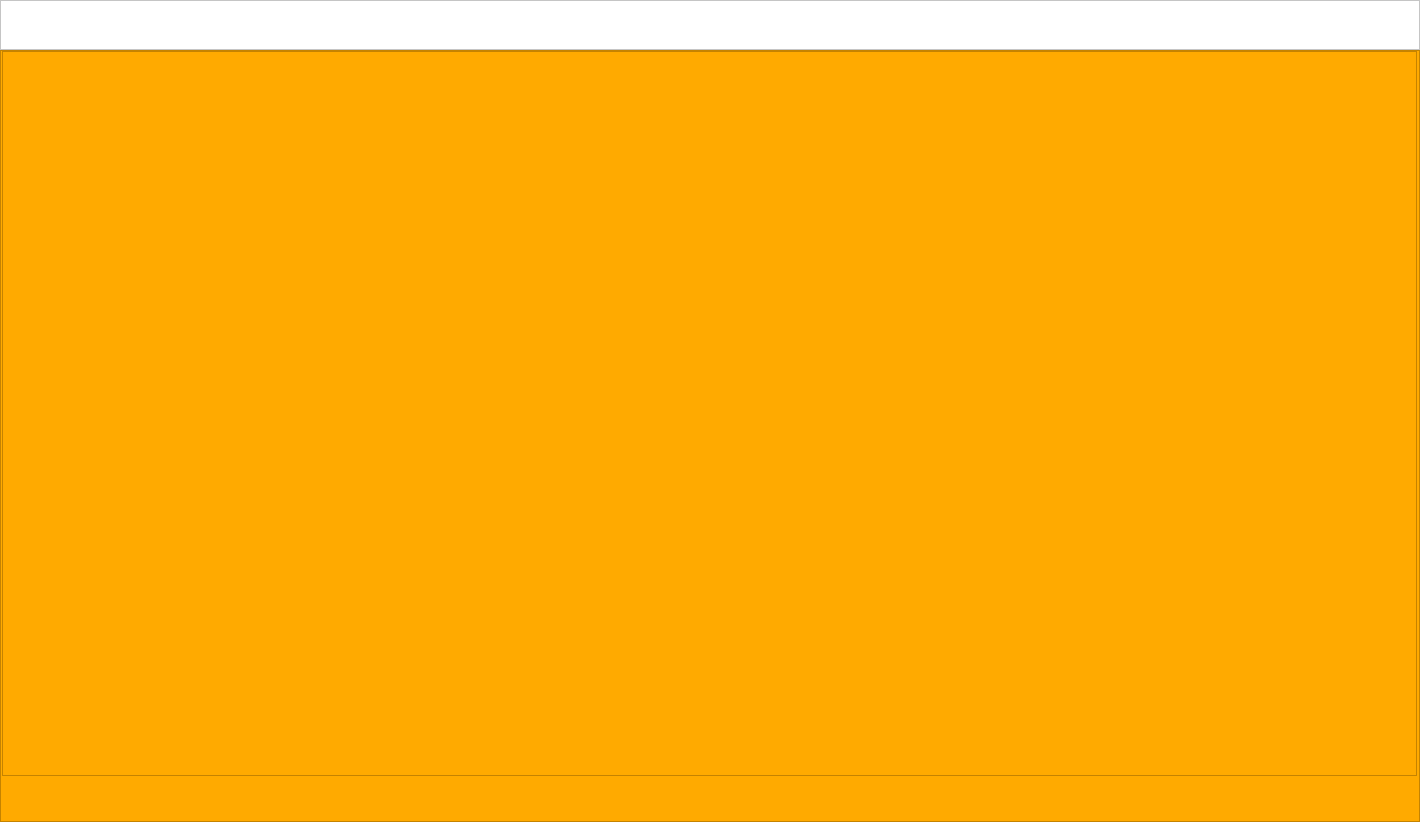
The window that ui/main.ui (medhatjachour/Ray) describes before a commit, drawn with Qt 5.
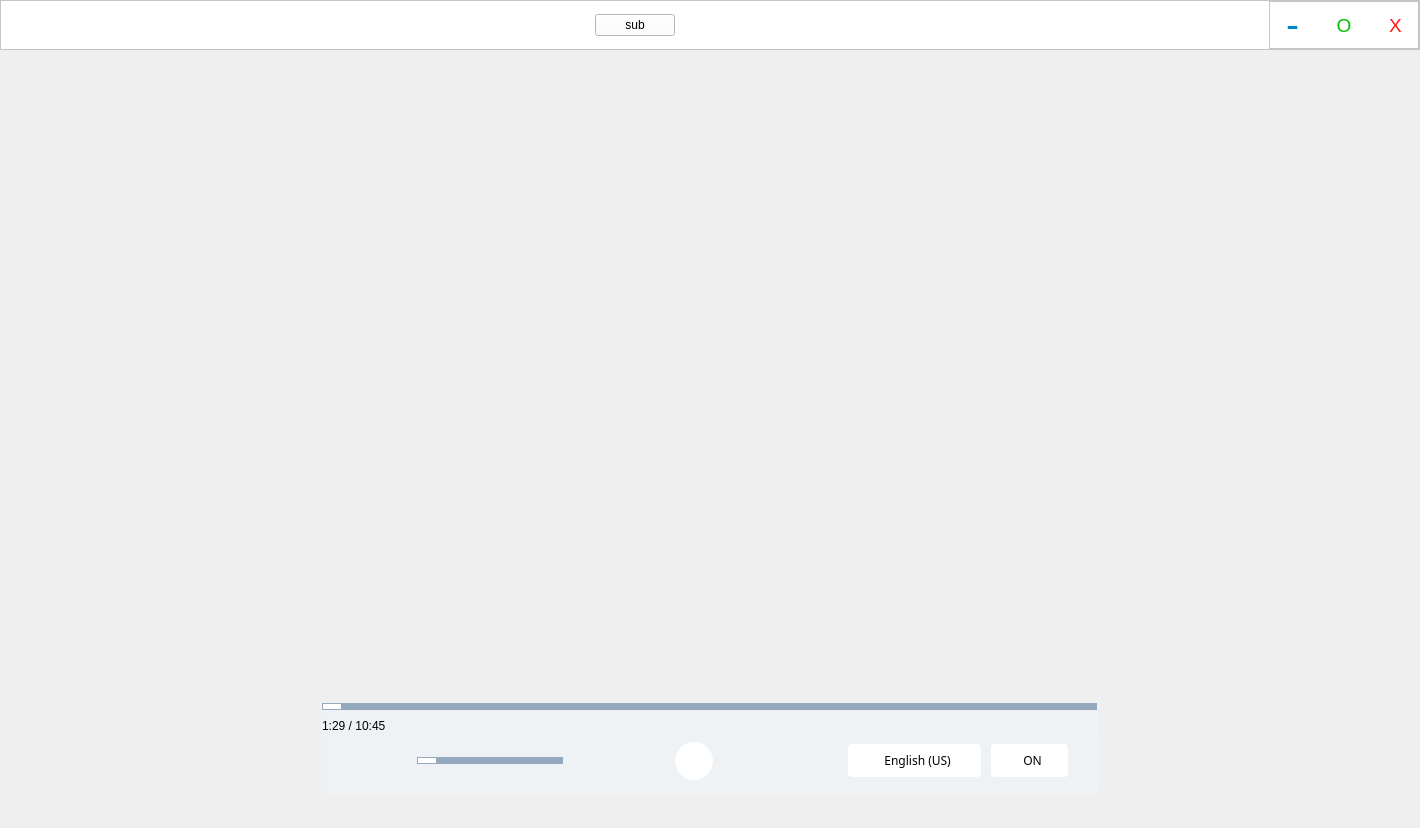
The same window after the commit. Icons and pictures are not drawn.

Diff of the .ui file:
```diff
--- a/ui/main.ui
+++ b/ui/main.ui
@@ -7,7 +7,7 @@
     <x>0</x>
     <y>0</y>
     <width>1420</width>
-    <height>822</height>
+    <height>828</height>
    </rect>
   </property>
   <property name="windowTitle">
@@ -47,17 +47,185 @@
       <property name="frameShadow">
        <enum>QFrame::Raised</enum>
       </property>
+      <layout class="QHBoxLayout" name="horizontalLayout_6">
+       <property name="spacing">
+        <number>0</number>
+       </property>
+       <property name="leftMargin">
+        <number>0</number>
+       </property>
+       <property name="topMargin">
+        <number>0</number>
+       </property>
+       <property name="rightMargin">
+        <number>0</number>
+       </property>
+       <property name="bottomMargin">
+        <number>0</number>
+       </property>
+       <item>
+        <widget class="QFrame" name="frame_35">
+         <property name="frameShape">
+          <enum>QFrame::StyledPanel</enum>
+         </property>
+         <property name="frameShadow">
+          <enum>QFrame::Raised</enum>
+         </property>
+        </widget>
+       </item>
+       <item>
+        <spacer name="horizontalSpacer_18">
+         <property name="orientation">
+          <enum>Qt::Horizontal</enum>
+         </property>
+         <property name="sizeHint" stdset="0">
+          <size>
+           <width>621</width>
+           <height>20</height>
+          </size>
+         </property>
+        </spacer>
+       </item>
+       <item>
+        <widget class="QPushButton" name="pushButton">
+         <property name="text">
+          <string>sub</string>
+         </property>
+        </widget>
+       </item>
+       <item>
+        <widget class="QFrame" name="frame_41">
+         <property name="frameShape">
+          <enum>QFrame::StyledPanel</enum>
+         </property>
+         <property name="frameShadow">
+          <enum>QFrame::Raised</enum>
+         </property>
+        </widget>
+       </item>
+       <item>
+        <spacer name="horizontalSpacer_19">
+         <property name="orientation">
+          <enum>Qt::Horizontal</enum>
+         </property>
+         <property name="sizeHint" stdset="0">
+          <size>
+           <width>621</width>
+           <height>20</height>
+          </size>
+         </property>
+        </spacer>
+       </item>
+       <item>
+        <widget class="QFrame" name="frame_34">
+         <property name="minimumSize">
+          <size>
+           <width>150</width>
+           <height>0</height>
+          </size>
+         </property>
+         <property name="frameShape">
+          <enum>QFrame::StyledPanel</enum>
+         </property>
+         <property name="frameShadow">
+          <enum>QFrame::Raised</enum>
+         </property>
+         <layout class="QHBoxLayout" name="horizontalLayout_7">
+          <property name="leftMargin">
+           <number>0</number>
+          </property>
+          <property name="topMargin">
+           <number>0</number>
+          </property>
+          <property name="rightMargin">
+           <number>0</number>
+          </property>
+          <property name="bottomMargin">
+           <number>0</number>
+          </property>
+          <item>
+           <widget class="QPushButton" name="min_btn">
+            <property name="minimumSize">
+             <size>
+              <width>25</width>
+              <height>40</height>
+             </size>
+            </property>
+            <property name="font">
+             <font>
+              <pointsize>29</pointsize>
+             </font>
+            </property>
+            <property name="cursor">
+             <cursorShape>PointingHandCursor</cursorShape>
+            </property>
+            <property name="styleSheet">
+             <string notr="true">color: rgb(0, 132, 198);
+border:none;</string>
+            </property>
+            <property name="text">
+             <string>-</string>
+            </property>
+           </widget>
+          </item>
+          <item>
+           <widget class="QPushButton" name="max_btn">
+            <property name="minimumSize">
+             <size>
+              <width>25</width>
+              <height>40</height>
+             </size>
+            </property>
+            <property name="font">
+             <font>
+              <pointsize>14</pointsize>
+             </font>
+            </property>
+            <property name="cursor">
+             <cursorShape>PointingHandCursor</cursorShape>
+            </property>
+            <property name="styleSheet">
+             <string notr="true">border:none;color: rgb(0, 193, 0);</string>
+            </property>
+            <property name="text">
+             <string>O</string>
+            </property>
+           </widget>
+          </item>
+          <item>
+           <widget class="QPushButton" name="close_btn">
+            <property name="minimumSize">
+             <size>
+              <width>25</width>
+              <height>40</height>
+             </size>
+            </property>
+            <property name="font">
+             <font>
+              <pointsize>14</pointsize>
+             </font>
+            </property>
+            <property name="cursor">
+             <cursorShape>PointingHandCursor</cursorShape>
+            </property>
+            <property name="styleSheet">
+             <string notr="true">border:none;color: rgb(255, 25, 17);</string>
+            </property>
+            <property name="text">
+             <string>X</string>
+            </property>
+           </widget>
+          </item>
+         </layout>
+        </widget>
+       </item>
+      </layout>
      </widget>
     </item>
     <item>
      <widget class="QStackedWidget" name="stackedWidget">
       <property name="styleSheet">
-       <string notr="true">
-background-color: qlineargradient(spread:pad, x1:0.670455, y1:0.812, x2:0, y2:0.471, stop:0 rgba(35, 134, 244, 244), stop:1 rgba(55, 193, 255, 255));
-
-background-color: qlineargradient(spread:pad, x1:0.619, y1:0.875, x2:0.023, y2:0.0339545, stop:0 rgba(25, 118, 221, 255), stop:0.556818 rgba(3, 169, 244, 255));
-
-background-color :qlineargradient(spread:pad, x1:0.71, y1:0.982955, x2:0, y2:0.051, stop:0 rgba(25, 118, 221, 255), stop:0.6875 rgba(3, 169, 244, 255));</string>
+       <string notr="true"/>
       </property>
       <property name="currentIndex">
        <number>3</number>
@@ -2504,7 +2672,8 @@
       </widget>
       <widget class="QWidget" name="video_player">
        <property name="styleSheet">
-        <string notr="true">background-color: rgb(255, 170, 0);</string>
+        <string notr="true">background-color: rgb(255, 170, 0);
+background-color: transparent;</string>
        </property>
        <layout class="QGridLayout" name="gridLayout_6">
         <property name="leftMargin">
@@ -2519,6 +2688,644 @@
         <property name="bottomMargin">
          <number>0</number>
         </property>
+        <property name="spacing">
+         <number>0</number>
+        </property>
+        <item row="2" column="1">
+         <widget class="QFrame" name="frame_32">
+          <property name="minimumSize">
+           <size>
+            <width>0</width>
+            <height>0</height>
+           </size>
+          </property>
+          <property name="maximumSize">
+           <size>
+            <width>16777215</width>
+            <height>160</height>
+           </size>
+          </property>
+          <property name="styleSheet">
+           <string notr="true">border:none;
+background-color: transparent;
+</string>
+          </property>
+          <property name="frameShape">
+           <enum>QFrame::StyledPanel</enum>
+          </property>
+          <property name="frameShadow">
+           <enum>QFrame::Raised</enum>
+          </property>
+          <layout class="QGridLayout" name="gridLayout_13">
+           <property name="leftMargin">
+            <number>0</number>
+           </property>
+           <property name="topMargin">
+            <number>0</number>
+           </property>
+           <property name="rightMargin">
+            <number>0</number>
+           </property>
+           <property name="bottomMargin">
+            <number>0</number>
+           </property>
+           <property name="spacing">
+            <number>0</number>
+           </property>
+           <item row="0" column="0">
+            <widget class="QFrame" name="frame_60">
+             <property name="minimumSize">
+              <size>
+               <width>777</width>
+               <height>92</height>
+              </size>
+             </property>
+             <property name="maximumSize">
+              <size>
+               <width>770</width>
+               <height>92</height>
+              </size>
+             </property>
+             <property name="styleSheet">
+              <string notr="true">background: rgba(239, 242, 245, 0.95);
+border-radius:4px;</string>
+             </property>
+             <property name="frameShape">
+              <enum>QFrame::StyledPanel</enum>
+             </property>
+             <property name="frameShadow">
+              <enum>QFrame::Raised</enum>
+             </property>
+             <layout class="QVBoxLayout" name="verticalLayout_21">
+              <property name="spacing">
+               <number>0</number>
+              </property>
+              <property name="leftMargin">
+               <number>0</number>
+              </property>
+              <property name="topMargin">
+               <number>0</number>
+              </property>
+              <property name="rightMargin">
+               <number>0</number>
+              </property>
+              <property name="bottomMargin">
+               <number>0</number>
+              </property>
+              <item>
+               <widget class="QFrame" name="frame_61">
+                <property name="minimumSize">
+                 <size>
+                  <width>770</width>
+                  <height>85</height>
+                 </size>
+                </property>
+                <property name="styleSheet">
+                 <string notr="true">background: rgba(239, 242, 245, 0.95);</string>
+                </property>
+                <property name="frameShape">
+                 <enum>QFrame::StyledPanel</enum>
+                </property>
+                <property name="frameShadow">
+                 <enum>QFrame::Raised</enum>
+                </property>
+                <layout class="QVBoxLayout" name="verticalLayout_22">
+                 <property name="spacing">
+                  <number>0</number>
+                 </property>
+                 <property name="leftMargin">
+                  <number>1</number>
+                 </property>
+                 <property name="topMargin">
+                  <number>0</number>
+                 </property>
+                 <property name="rightMargin">
+                  <number>1</number>
+                 </property>
+                 <property name="bottomMargin">
+                  <number>6</number>
+                 </property>
+                 <item>
+                  <widget class="QFrame" name="frame_65">
+                   <property name="minimumSize">
+                    <size>
+                     <width>0</width>
+                     <height>0</height>
+                    </size>
+                   </property>
+                   <property name="frameShape">
+                    <enum>QFrame::StyledPanel</enum>
+                   </property>
+                   <property name="frameShadow">
+                    <enum>QFrame::Raised</enum>
+                   </property>
+                   <layout class="QVBoxLayout" name="verticalLayout_23">
+                    <property name="leftMargin">
+                     <number>0</number>
+                    </property>
+                    <property name="topMargin">
+                     <number>0</number>
+                    </property>
+                    <property name="rightMargin">
+                     <number>0</number>
+                    </property>
+                    <item>
+                     <widget class="QSlider" name="position_control">
+                      <property name="maximumSize">
+                       <size>
+                        <width>16777215</width>
+                        <height>8</height>
+                       </size>
+                      </property>
+                      <property name="styleSheet">
+                       <string notr="true">QSlider{
+	background-color:transparent;
+	margin: 0px;
+
+    border-radius: 4px;
+}
+QSlider::groove:horizontal {
+    border-radius: 10px;
+    height: 7px;
+	background-color:  rgba(149, 168, 189, 1);
+}/*
+QSlider::groove:horizontal:hover { background-color: #1e2229; }
+*/QSlider::handle:horizontal {
+    border: none;
+    height: 18;
+    width: 18;
+    margin: 1px;
+	border-radius: 9px;
+    background-color: white;
+}/*
+QSlider::handle:horizontal:hover { background-color: #1e2229; }*/
+QSlider::handle:horizontal:pressed { 
+	background-color: rgba(3, 169, 244, 1); }
+
+</string>
+                      </property>
+                      <property name="orientation">
+                       <enum>Qt::Horizontal</enum>
+                      </property>
+                     </widget>
+                    </item>
+                   </layout>
+                  </widget>
+                 </item>
+                 <item>
+                  <widget class="QLabel" name="time">
+                   <property name="maximumSize">
+                    <size>
+                     <width>16777215</width>
+                     <height>19</height>
+                    </size>
+                   </property>
+                   <property name="styleSheet">
+                    <string notr="true">color: rgb(0, 0, 0);</string>
+                   </property>
+                   <property name="text">
+                    <string>1:29 / 10:45</string>
+                   </property>
+                  </widget>
+                 </item>
+                 <item>
+                  <widget class="QFrame" name="frame_62">
+                   <property name="styleSheet">
+                    <string notr="true">background: rgba(239, 242, 245, 0.95);</string>
+                   </property>
+                   <property name="frameShape">
+                    <enum>QFrame::StyledPanel</enum>
+                   </property>
+                   <property name="frameShadow">
+                    <enum>QFrame::Raised</enum>
+                   </property>
+                   <layout class="QHBoxLayout" name="horizontalLayout_31">
+                    <property name="spacing">
+                     <number>10</number>
+                    </property>
+                    <property name="leftMargin">
+                     <number>50</number>
+                    </property>
+                    <property name="topMargin">
+                     <number>0</number>
+                    </property>
+                    <property name="rightMargin">
+                     <number>29</number>
+                    </property>
+                    <property name="bottomMargin">
+                     <number>0</number>
+                    </property>
+                    <item>
+                     <widget class="QFrame" name="frame_63">
+                      <property name="minimumSize">
+                       <size>
+                        <width>200</width>
+                        <height>0</height>
+                       </size>
+                      </property>
+                      <property name="frameShape">
+                       <enum>QFrame::StyledPanel</enum>
+                      </property>
+                      <property name="frameShadow">
+                       <enum>QFrame::Raised</enum>
+                      </property>
+                      <layout class="QHBoxLayout" name="horizontalLayout_32">
+                       <item>
+                        <widget class="QPushButton" name="mute">
+                         <property name="minimumSize">
+                          <size>
+                           <width>30</width>
+                           <height>30</height>
+                          </size>
+                         </property>
+                         <property name="maximumSize">
+                          <size>
+                           <width>30</width>
+                           <height>30</height>
+                          </size>
+                         </property>
+                         <property name="cursor">
+                          <cursorShape>PointingHandCursor</cursorShape>
+                         </property>
+                         <property name="text">
+                          <string/>
+                         </property>
+                         <property name="icon">
+                          <iconset resource="../resources.qrc">
+                           <normaloff>:/icons/assets/icons/volume-max.png</normaloff>:/icons/assets/icons/volume-max.png</iconset>
+                         </property>
+                        </widget>
+                       </item>
+                       <item>
+                        <widget class="QSlider" name="sound_control">
+                         <property name="maximumSize">
+                          <size>
+                           <width>150</width>
+                           <height>16777215</height>
+                          </size>
+                         </property>
+                         <property name="styleSheet">
+                          <string notr="true">QSlider{
+	background-color:transparent;
+	margin: 0px;
+
+    border-radius: 4px;
+}
+QSlider::groove:horizontal {
+    border-radius: 10px;
+    height: 7px;
+	background-color:  rgba(149, 168, 189, 1);
+}/*
+QSlider::groove:horizontal:hover { background-color: #1e2229; }*/
+QSlider::handle:horizontal {
+    border: none;
+    height: 18;
+    width: 18;
+    margin: 1px;
+	border-radius: 9px;
+    background-color: white;
+}/*
+QSlider::handle:horizontal:hover { background-color: #1e2229; }*/
+QSlider::handle:horizontal:pressed { 
+	background-color: rgba(3, 169, 244, 1); }
+</string>
+                         </property>
+                         <property name="orientation">
+                          <enum>Qt::Horizontal</enum>
+                         </property>
+                        </widget>
+                       </item>
+                      </layout>
+                     </widget>
+                    </item>
+                    <item>
+                     <widget class="QFrame" name="frame_64">
+                      <property name="minimumSize">
+                       <size>
+                        <width>224</width>
+                        <height>0</height>
+                       </size>
+                      </property>
+                      <property name="maximumSize">
+                       <size>
+                        <width>224</width>
+                        <height>16777215</height>
+                       </size>
+                      </property>
+                      <property name="frameShape">
+                       <enum>QFrame::StyledPanel</enum>
+                      </property>
+                      <property name="frameShadow">
+                       <enum>QFrame::Raised</enum>
+                      </property>
+                      <layout class="QHBoxLayout" name="horizontalLayout_35">
+                       <property name="spacing">
+                        <number>8</number>
+                       </property>
+                       <item>
+                        <widget class="QPushButton" name="previus">
+                         <property name="minimumSize">
+                          <size>
+                           <width>0</width>
+                           <height>30</height>
+                          </size>
+                         </property>
+                         <property name="maximumSize">
+                          <size>
+                           <width>50</width>
+                           <height>16777215</height>
+                          </size>
+                         </property>
+                         <property name="cursor">
+                          <cursorShape>PointingHandCursor</cursorShape>
+                         </property>
+                         <property name="text">
+                          <string/>
+                         </property>
+                         <property name="icon">
+                          <iconset resource="../resources.qrc">
+                           <normaloff>:/icons/assets/icons/skip-back.png</normaloff>:/icons/assets/icons/skip-back.png</iconset>
+                         </property>
+                         <property name="iconSize">
+                          <size>
+                           <width>21</width>
+                           <height>21</height>
+                          </size>
+                         </property>
+                        </widget>
+                       </item>
+                       <item>
+                        <widget class="QPushButton" name="backward">
+                         <property name="minimumSize">
+                          <size>
+                           <width>0</width>
+                           <height>30</height>
+                          </size>
+                         </property>
+                         <property name="maximumSize">
+                          <size>
+                           <width>50</width>
+                           <height>16777215</height>
+                          </size>
+                         </property>
+                         <property name="cursor">
+                          <cursorShape>PointingHandCursor</cursorShape>
+                         </property>
+                         <property name="text">
+                          <string/>
+                         </property>
+                         <property name="icon">
+                          <iconset resource="../resources.qrc">
+                           <normaloff>:/icons/assets/icons/refresh-ccw-01.png</normaloff>:/icons/assets/icons/refresh-ccw-01.png</iconset>
+                         </property>
+                         <property name="iconSize">
+                          <size>
+                           <width>21</width>
+                           <height>21</height>
+                          </size>
+                         </property>
+                        </widget>
+                       </item>
+                       <item>
+                        <spacer name="horizontalSpacer_33">
+                         <property name="orientation">
+                          <enum>Qt::Horizontal</enum>
+                         </property>
+                         <property name="sizeHint" stdset="0">
+                          <size>
+                           <width>40</width>
+                           <height>20</height>
+                          </size>
+                         </property>
+                        </spacer>
+                       </item>
+                       <item>
+                        <widget class="QPushButton" name="stop_play">
+                         <property name="minimumSize">
+                          <size>
+                           <width>38</width>
+                           <height>38</height>
+                          </size>
+                         </property>
+                         <property name="maximumSize">
+                          <size>
+                           <width>38</width>
+                           <height>38</height>
+                          </size>
+                         </property>
+                         <property name="cursor">
+                          <cursorShape>PointingHandCursor</cursorShape>
+                         </property>
+                         <property name="styleSheet">
+                          <string notr="true">background: rgba(255, 255, 255, 1);
+border-radius:19px;
+text-align:center;</string>
+                         </property>
+                         <property name="text">
+                          <string/>
+                         </property>
+                         <property name="icon">
+                          <iconset resource="../resources.qrc">
+                           <normaloff>:/icons/assets/icons/equal-pause.png</normaloff>:/icons/assets/icons/equal-pause.png</iconset>
+                         </property>
+                         <property name="iconSize">
+                          <size>
+                           <width>21</width>
+                           <height>21</height>
+                          </size>
+                         </property>
+                        </widget>
+                       </item>
+                       <item>
+                        <spacer name="horizontalSpacer_34">
+                         <property name="orientation">
+                          <enum>Qt::Horizontal</enum>
+                         </property>
+                         <property name="sizeHint" stdset="0">
+                          <size>
+                           <width>40</width>
+                           <height>20</height>
+                          </size>
+                         </property>
+                        </spacer>
+                       </item>
+                       <item>
+                        <widget class="QPushButton" name="forward">
+                         <property name="minimumSize">
+                          <size>
+                           <width>0</width>
+                           <height>30</height>
+                          </size>
+                         </property>
+                         <property name="maximumSize">
+                          <size>
+                           <width>50</width>
+                           <height>16777215</height>
+                          </size>
+                         </property>
+                         <property name="cursor">
+                          <cursorShape>PointingHandCursor</cursorShape>
+                         </property>
+                         <property name="text">
+                          <string/>
+                         </property>
+                         <property name="icon">
+                          <iconset resource="../resources.qrc">
+                           <normaloff>:/icons/assets/icons/refresh-ccw-02.png</normaloff>:/icons/assets/icons/refresh-ccw-02.png</iconset>
+                         </property>
+                         <property name="iconSize">
+                          <size>
+                           <width>21</width>
+                           <height>21</height>
+                          </size>
+                         </property>
+                        </widget>
+                       </item>
+                       <item>
+                        <widget class="QPushButton" name="next">
+                         <property name="minimumSize">
+                          <size>
+                           <width>0</width>
+                           <height>30</height>
+                          </size>
+                         </property>
+                         <property name="maximumSize">
+                          <size>
+                           <width>50</width>
+                           <height>16777215</height>
+                          </size>
+                         </property>
+                         <property name="cursor">
+                          <cursorShape>PointingHandCursor</cursorShape>
+                         </property>
+                         <property name="text">
+                          <string/>
+                         </property>
+                         <property name="icon">
+                          <iconset resource="../resources.qrc">
+                           <normaloff>:/icons/assets/icons/skip-forward.png</normaloff>:/icons/assets/icons/skip-forward.png</iconset>
+                         </property>
+                         <property name="iconSize">
+                          <size>
+                           <width>21</width>
+                           <height>21</height>
+                          </size>
+                         </property>
+                        </widget>
+                       </item>
+                      </layout>
+                     </widget>
+                    </item>
+                    <item>
+                     <spacer name="horizontalSpacer_35">
+                      <property name="orientation">
+                       <enum>Qt::Horizontal</enum>
+                      </property>
+                      <property name="sizeHint" stdset="0">
+                       <size>
+                        <width>40</width>
+                        <height>20</height>
+                       </size>
+                      </property>
+                     </spacer>
+                    </item>
+                    <item>
+                     <widget class="QPushButton" name="choseSub">
+                      <property name="minimumSize">
+                       <size>
+                        <width>133</width>
+                        <height>33</height>
+                       </size>
+                      </property>
+                      <property name="maximumSize">
+                       <size>
+                        <width>133</width>
+                        <height>33</height>
+                       </size>
+                      </property>
+                      <property name="cursor">
+                       <cursorShape>PointingHandCursor</cursorShape>
+                      </property>
+                      <property name="styleSheet">
+                       <string notr="true">font-family: Proxima Nova;
+color: rgb(0, 0, 0);
+font-size: 12px;
+font-weight: 400;
+line-height: 12px;
+
+
+border-radius: 4px;
+background-color: rgb(255, 255, 255);</string>
+                      </property>
+                      <property name="text">
+                       <string>  English (US)</string>
+                      </property>
+                      <property name="icon">
+                       <iconset resource="../resources.qrc">
+                        <normaloff>:/icons/assets/icons/message-text-square-02.png</normaloff>:/icons/assets/icons/message-text-square-02.png</iconset>
+                      </property>
+                      <property name="iconSize">
+                       <size>
+                        <width>21</width>
+                        <height>21</height>
+                       </size>
+                      </property>
+                     </widget>
+                    </item>
+                    <item>
+                     <widget class="QPushButton" name="playSub">
+                      <property name="minimumSize">
+                       <size>
+                        <width>77</width>
+                        <height>33</height>
+                       </size>
+                      </property>
+                      <property name="maximumSize">
+                       <size>
+                        <width>77</width>
+                        <height>33</height>
+                       </size>
+                      </property>
+                      <property name="cursor">
+                       <cursorShape>PointingHandCursor</cursorShape>
+                      </property>
+                      <property name="styleSheet">
+                       <string notr="true">font-family: Proxima Nova;
+font-size: 12px;
+font-weight: 400;
+line-height: 12px;
+
+color: rgb(0, 0, 0);
+border-radius: 4px;
+background-color: rgb(255, 255, 255);</string>
+                      </property>
+                      <property name="text">
+                       <string>  ON</string>
+                      </property>
+                      <property name="icon">
+                       <iconset resource="../resources.qrc">
+                        <normaloff>:/icons/assets/icons/equal-CC.png</normaloff>:/icons/assets/icons/equal-CC.png</iconset>
+                      </property>
+                      <property name="iconSize">
+                       <size>
+                        <width>21</width>
+                        <height>21</height>
+                       </size>
+                      </property>
+                     </widget>
+                    </item>
+                   </layout>
+                  </widget>
+                 </item>
+                </layout>
+               </widget>
+              </item>
+             </layout>
+            </widget>
+           </item>
+          </layout>
+         </widget>
+        </item>
         <item row="0" column="1">
          <widget class="QFrame" name="frame_23">
           <property name="frameShape">
@@ -2543,76 +3350,6 @@
            <property name="spacing">
             <number>0</number>
            </property>
-           <item row="0" column="0">
-            <widget class="QFrame" name="frame_41">
-             <property name="minimumSize">
-              <size>
-               <width>1415</width>
-               <height>555</height>
-              </size>
-             </property>
-             <property name="maximumSize">
-              <size>
-               <width>1677215</width>
-               <height>16777215</height>
-              </size>
-             </property>
-             <property name="toolTipDuration">
-              <number>5</number>
-             </property>
-             <property name="frameShape">
-              <enum>QFrame::StyledPanel</enum>
-             </property>
-             <property name="frameShadow">
-              <enum>QFrame::Raised</enum>
-             </property>
-             <layout class="QVBoxLayout" name="verticalLayout_13">
-              <property name="spacing">
-               <number>0</number>
-              </property>
-              <property name="leftMargin">
-               <number>0</number>
-              </property>
-              <property name="topMargin">
-               <number>0</number>
-              </property>
-              <property name="rightMargin">
-               <number>0</number>
-              </property>
-              <property name="bottomMargin">
-               <number>0</number>
-              </property>
-             </layout>
-            </widget>
-           </item>
-           <item row="1" column="0">
-            <widget class="QFrame" name="sub_floating">
-             <property name="minimumSize">
-              <size>
-               <width>0</width>
-               <height>45</height>
-              </size>
-             </property>
-             <property name="maximumSize">
-              <size>
-               <width>0</width>
-               <height>0</height>
-              </size>
-             </property>
-             <property name="styleSheet">
-              <string notr="true">background-color: rgb(255, 255, 255);
-border-radius: 4px ;
-padding:10px;
-</string>
-             </property>
-             <property name="frameShape">
-              <enum>QFrame::StyledPanel</enum>
-             </property>
-             <property name="frameShadow">
-              <enum>QFrame::Raised</enum>
-             </property>
-            </widget>
-           </item>
           </layout>
          </widget>
         </item>
```
Left out of the diff: 30 changed lines with no effect on the pictures.
